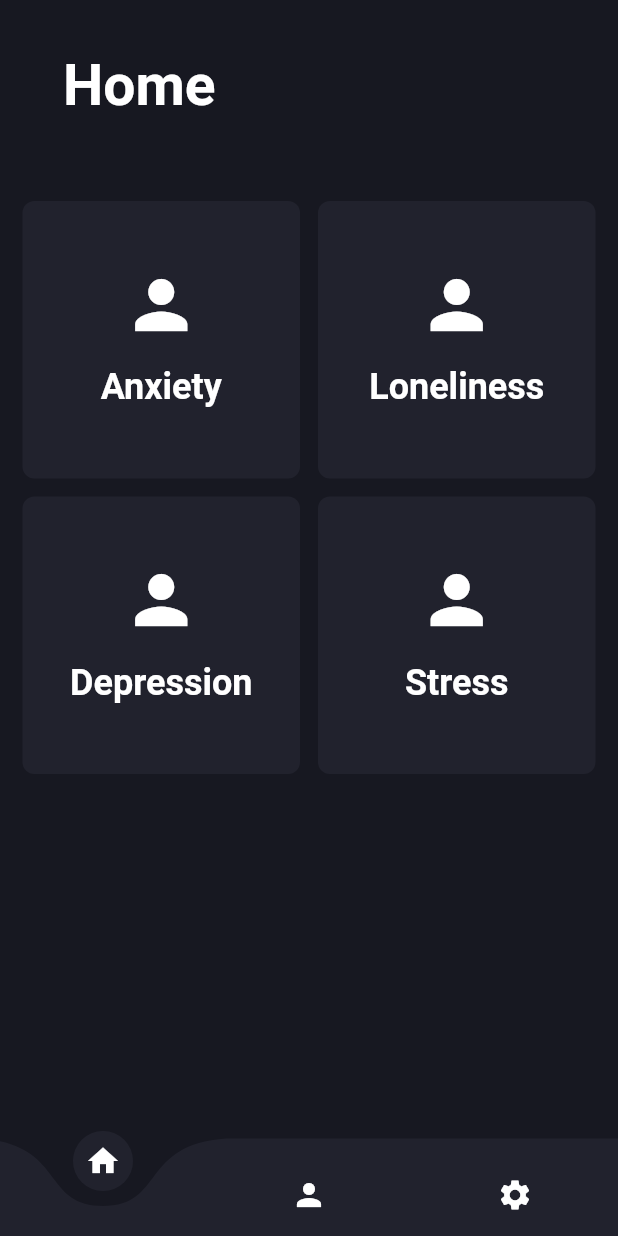
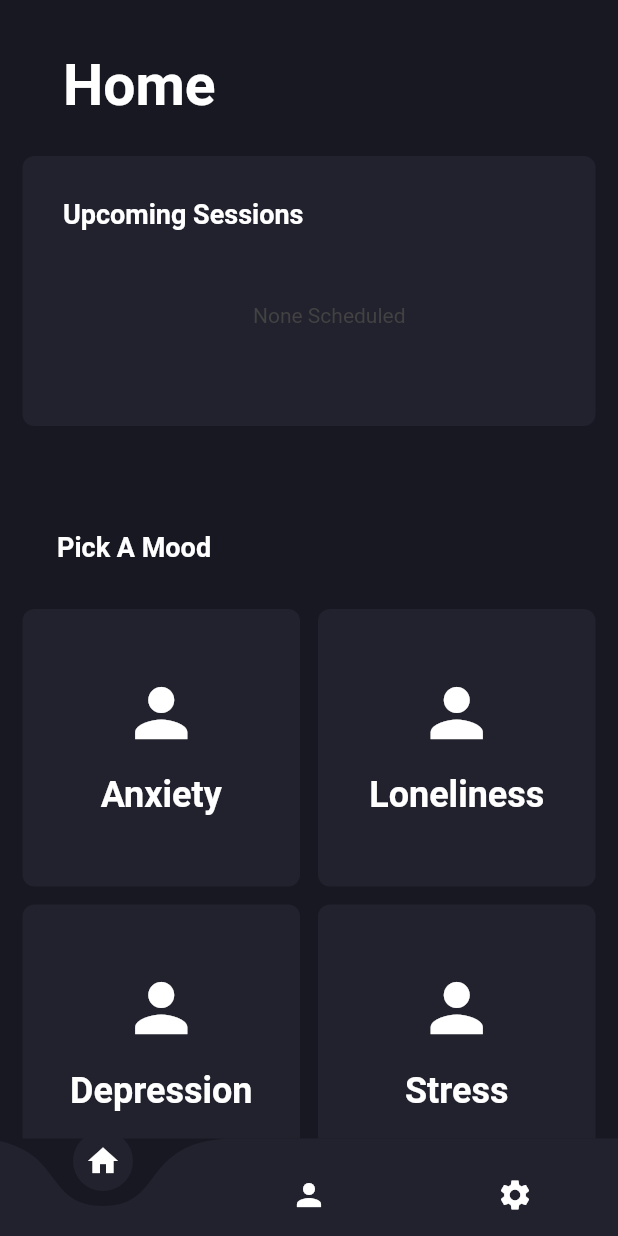
Before and after one commit to ishit16/heal-chat, a Flutter app: the HomeScreen screen opened by its route, on a phone screen of 412 x 824 dp. Run offline on Flutter 3.47's test engine with Material 2 defaults, Android fonts, the phone set to English and light mode, and no system bars; drawn by our look-alikes of curved_navigation_bar; our stand-ins replace flutter_svg, go_router, google_fonts.

Commit message:
FEATURE: Added Upcoming Sessions Screen

```diff
--- a/lib/constants/ui_constants/header.dart
+++ b/lib/constants/ui_constants/header.dart
@@ -2,8 +2,9 @@ import 'package:flutter/material.dart';
 import 'package:google_fonts/google_fonts.dart';
 
 class Header extends StatelessWidget {
+  final double? fontSize;
   final String heading;
-  const Header({super.key, required this.heading});
+  const Header({super.key, required this.heading, this.fontSize});
 
   @override
   Widget build(BuildContext context) {
@@ -20,7 +21,7 @@ class Header extends StatelessWidget {
                 child: Text(
                   heading,
                   style: GoogleFonts.roboto(
-                    fontSize: 38,
+                    fontSize: fontSize ?? 38,
                     color: Colors.white,
                     fontWeight: FontWeight.bold,
                   ),
--- a/lib/features/home/view/home_screen.dart
+++ b/lib/features/home/view/home_screen.dart
@@ -2,6 +2,7 @@ import 'package:curved_navigation_bar/curved_navigation_bar.dart';
 import 'package:flutter/material.dart';
 import 'package:heal_chat/constants/ui_constants/header.dart';
 import 'package:heal_chat/features/home/widgets/mood_card.dart';
+import 'package:heal_chat/features/home/widgets/upcoming_sessions.dart';
 
 class HomeScreen extends StatelessWidget {
   const HomeScreen({super.key});
@@ -16,10 +17,26 @@ class HomeScreen extends StatelessWidget {
             children: [
               Padding(
                 padding: EdgeInsets.only(top: 32, left: 24),
-                child: Header(heading: "Home"),
+                child: Header(
+                  heading: "Home",
+                ),
               ),
               SizedBox(
+                height: 30,
+              ),
+              UpcomingSession(),
+              SizedBox(
                 height: 60,
+              ),
+              Padding(
+                padding: EdgeInsets.only(left: 20),
+                child: Header(
+                  heading: "Pick A Mood",
+                  fontSize: 18,
+                ),
+              ),
+              SizedBox(
+                height: 20,
               ),
               MoodCard(),
             ],
--- /dev/null
+++ b/lib/features/home/widgets/upcoming_sessions.dart
@@ -0,0 +1,48 @@
+import 'package:flutter/material.dart';
+import 'package:google_fonts/google_fonts.dart';
+
+class UpcomingSession extends StatelessWidget {
+  const UpcomingSession({Key? key});
+
+  @override
+  Widget build(BuildContext context) {
+    return Container(
+      height: 180,
+      decoration: const BoxDecoration(
+        borderRadius: BorderRadius.all(
+          Radius.circular(8),
+        ),
+        color: Color(0xFF21222D),
+      ),
+      child: Padding(
+        padding: const EdgeInsets.only(top: 12.0, left: 27),
+        child: Column(
+          crossAxisAlignment: CrossAxisAlignment.stretch,
+          children: [
+            const SizedBox(height: 16), // Top margin for "Upcoming Sessions"
+            Text(
+              "Upcoming Sessions",
+              style: GoogleFonts.roboto(
+                color: Colors.white,
+                fontSize: 18,
+                fontWeight: FontWeight.bold,
+              ),
+            ),
+            // Spacer(), // Pushes "None Scheduled" to the center
+            Expanded(
+              child: Center(
+                child: Text(
+                  "None Scheduled",
+                  style: GoogleFonts.roboto(
+                    color: Colors.grey.shade800,
+                  ),
+                ),
+              ),
+            ),
+            const SizedBox(height: 16), // Bottom margin for "None Scheduled"
+          ],
+        ),
+      ),
+    );
+  }
+}
```
